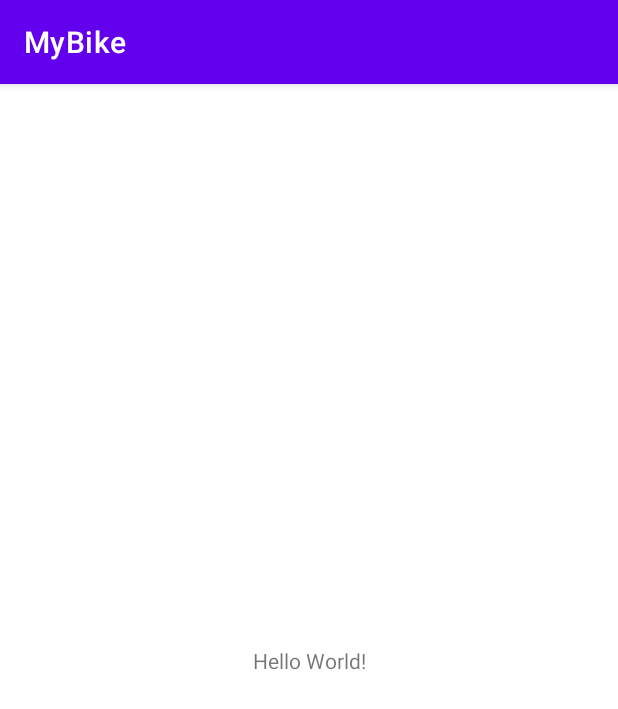
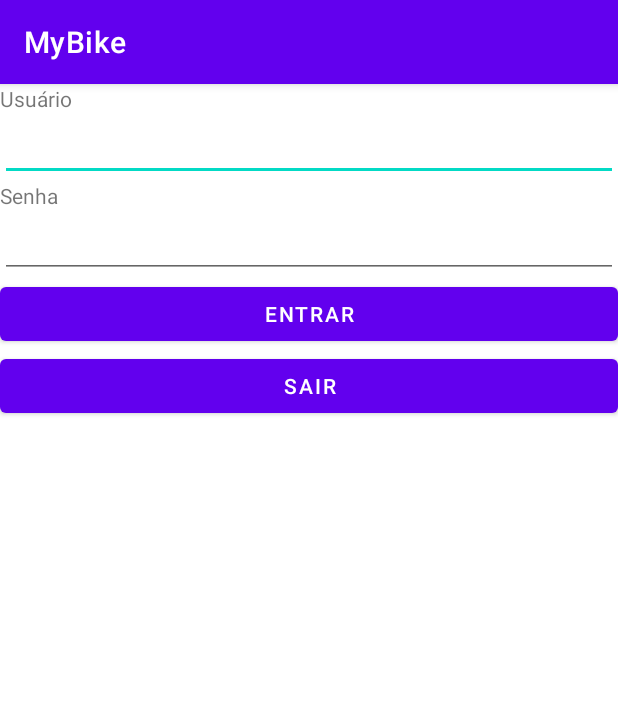
Before and after one commit to lndsilva/MyBikeNew, an Android app: the screen it shows after launch (MainActivity), on a phone screen of 412 x 824 dp. Shown: the top 709 px of the screen. Run offline under Robolectric (Android 15) with nearby library versions, the phone set to English and light mode, and no system bars.

Commit message:
Primeiro app

```diff
--- a/app/src/main/res/layout/activity_main.xml
+++ b/app/src/main/res/layout/activity_main.xml
@@ -1,18 +1,35 @@
 <?xml version="1.0" encoding="utf-8"?>
-<androidx.constraintlayout.widget.ConstraintLayout xmlns:android="http://schemas.android.com/apk/res/android"
+<LinearLayout xmlns:android="http://schemas.android.com/apk/res/android"
     xmlns:app="http://schemas.android.com/apk/res-auto"
     xmlns:tools="http://schemas.android.com/tools"
     android:layout_width="match_parent"
+    android:orientation="vertical"
     android:layout_height="match_parent"
     tools:context=".MainActivity">
 
     <TextView
-        android:layout_width="wrap_content"
+        android:layout_width="match_parent"
         android:layout_height="wrap_content"
-        android:text="Hello World!"
-        app:layout_constraintBottom_toBottomOf="parent"
-        app:layout_constraintEnd_toEndOf="parent"
-        app:layout_constraintStart_toStartOf="parent"
-        app:layout_constraintTop_toTopOf="parent" />
+        android:text="Usuário"/>
+    <EditText
+        android:layout_width="match_parent"
+        android:layout_height="wrap_content"/>
+    <TextView
+        android:layout_width="match_parent"
+        android:layout_height="wrap_content"
+        android:text="Senha"/>
+    <EditText
+        android:layout_width="match_parent"
+        android:layout_height="wrap_content"/>
+    <Button
+        android:layout_width="match_parent"
+        android:layout_height="wrap_content"
+        android:text="Entrar"/>
+    <Button
+        android:layout_width="match_parent"
+        android:layout_height="wrap_content"
+        android:text="Sair"/>
 
-</androidx.constraintlayout.widget.ConstraintLayout>
+
+
+</LinearLayout>
```
